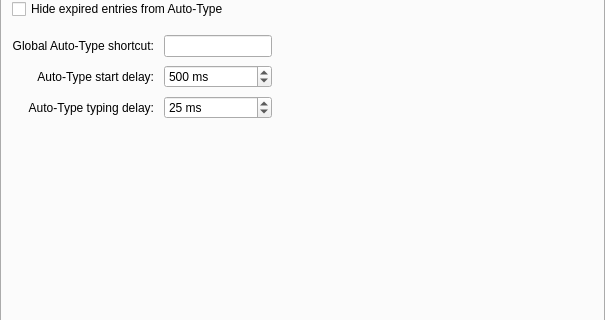
This is src/gui/ApplicationSettingsWidgetGeneral.ui in keepassxreboot/keepassxc as Qt 5 draws it before an edit; both pictures show x 0 to 605 and y 115 to 435 of the 605 by 1279 pixel window. The edited form follows.
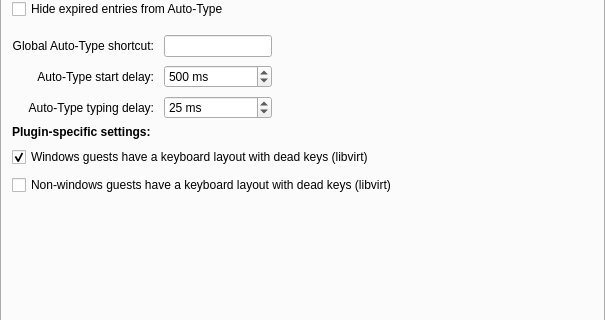
This is the edited form. The open tabs and pages were chosen to show the change. Custom widgets are drawn as their Qt base class.

Commit message: Add dead keys support in libvirt plugin and refactor AutoTypeActions.

Diff of the .ui file:
```diff
--- a/src/gui/ApplicationSettingsWidgetGeneral.ui
+++ b/src/gui/ApplicationSettingsWidgetGeneral.ui
@@ -1004,6 +1004,60 @@
          </item>
         </layout>
        </item>
+       <item>
+        <widget class="QWidget" name="widget" native="true">
+         <layout class="QGridLayout" name="gridLayout_5" rowstretch="0,0,0">
+          <property name="leftMargin">
+           <number>0</number>
+          </property>
+          <property name="topMargin">
+           <number>0</number>
+          </property>
+          <property name="rightMargin">
+           <number>0</number>
+          </property>
+          <property name="bottomMargin">
+           <number>0</number>
+          </property>
+          <property name="horizontalSpacing">
+           <number>10</number>
+          </property>
+          <property name="verticalSpacing">
+           <number>8</number>
+          </property>
+          <item row="0" column="0">
+           <widget class="QLabel" name="label">
+            <property name="font">
+             <font>
+              <weight>75</weight>
+              <bold>true</bold>
+             </font>
+            </property>
+            <property name="text">
+             <string>Plugin-specific settings:</string>
+            </property>
+           </widget>
+          </item>
+          <item row="1" column="0">
+           <widget class="QCheckBox" name="autoTypeLibvirtDeadKeysWindowsCheckBox">
+            <property name="text">
+             <string>Windows guests have a keyboard layout with dead keys (libvirt)</string>
+            </property>
+            <property name="checked">
+             <bool>true</bool>
+            </property>
+           </widget>
+          </item>
+          <item row="2" column="0">
+           <widget class="QCheckBox" name="autoTypeLibvirtDeadKeysOtherCheckBox">
+            <property name="text">
+             <string>Non-windows guests have a keyboard layout with dead keys (libvirt)</string>
+            </property>
+           </widget>
+          </item>
+         </layout>
+        </widget>
+       </item>
        <item>
         <spacer name="verticalSpacer_3">
          <property name="orientation">
```
The commit also changes 13 other files.
